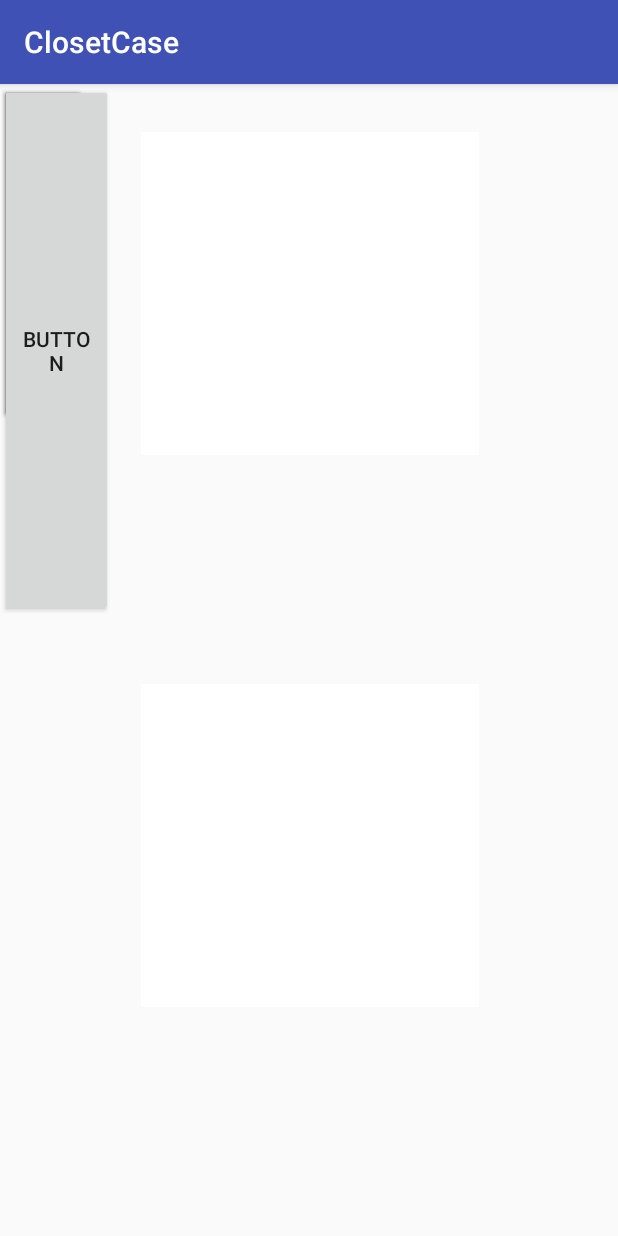
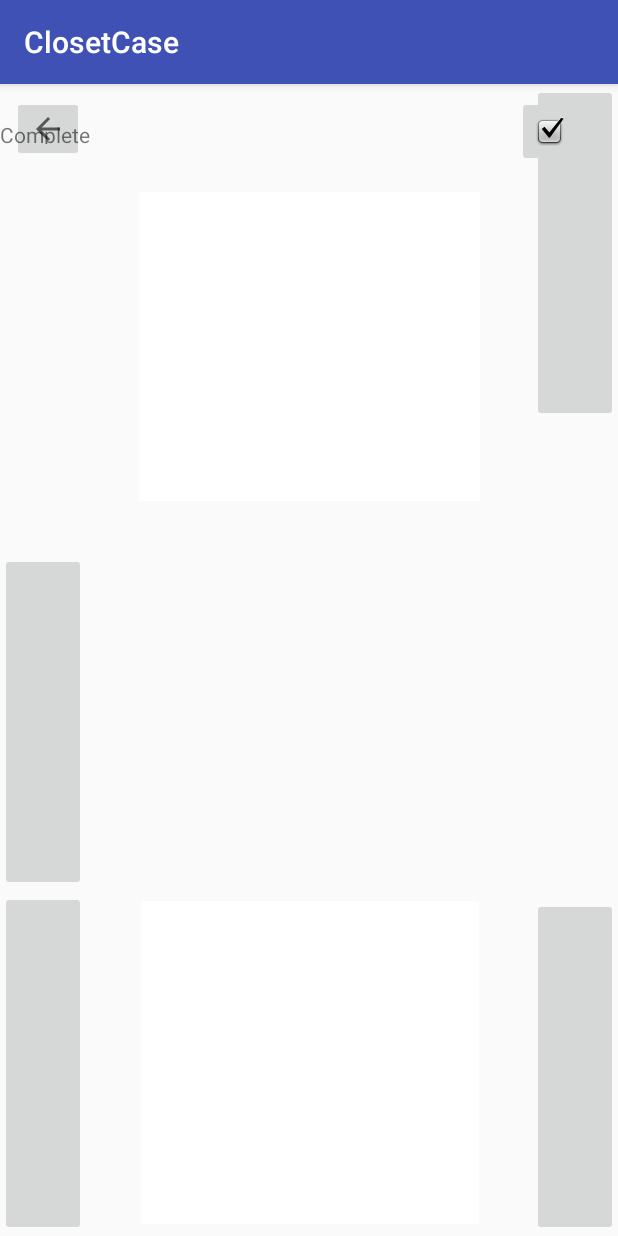
Before and after one commit to APaonessa/ClosetCase, an Android app: the OutfitScreen screen opened directly, with no data from a screen before it, on a phone screen of 412 x 824 dp. Run offline under Robolectric (Android 15) with nearby library versions, the light colour scheme and no system bars.

Commit message:
Add more buttons.

```diff
--- a/app/src/main/java/edu/pitt/cs/cs1635/amp224/closetcase/OutfitScreen.java
+++ b/app/src/main/java/edu/pitt/cs/cs1635/amp224/closetcase/OutfitScreen.java
@@ -3,13 +3,19 @@ package edu.pitt.cs.cs1635.amp224.closetcase;
 import android.support.v7.app.AppCompatActivity;
 import android.os.Bundle;
 import android.widget.Button;
+import android.widget.ImageButton;
+import android.widget.ImageView;
 
 public class OutfitScreen extends AppCompatActivity {
 
-    Button topLeft;
-    Button topRight;
-    Button bottomLeft;
-    Button bottomRight;
+    ImageButton topLeft;
+    ImageButton topRight;
+    ImageButton bottomLeft;
+    ImageButton bottomRight;
+    ImageButton up;
+    ImageButton complete;
+    ImageView topImage;
+    ImageView bottomImage;
 
     @Override
     protected void onCreate(Bundle savedInstanceState) {
@@ -20,6 +26,10 @@ public class OutfitScreen extends AppCompatActivity {
         topRight = findViewById(R.id.topRightArrow);
         bottomLeft = findViewById(R.id.bottomLeftArrow);
         bottomRight = findViewById(R.id.bottomRightArrow);
+        up = findViewById(R.id.UpButton);
+        complete = findViewById(R.id.CompleteButton);
+        topImage = findViewById(R.id.imageViewTop);
+        bottomImage = findViewById(R.id.imageViewBottom);
 
     }
 }
--- a/app/src/main/res/layout/activity_outfit_screen.xml
+++ b/app/src/main/res/layout/activity_outfit_screen.xml
@@ -7,37 +7,44 @@
     tools:context="edu.pitt.cs.cs1635.amp224.closetcase.OutfitScreen"
     tools:layout_editor_absoluteY="81dp">
 
-    <Button
+    <ImageButton
         android:id="@+id/topRightArrow"
         android:layout_width="57.5dp"
         android:layout_height="225dp"
+        android:layout_marginTop="4dp"
         android:text="@string/button"
-        tools:layout_editor_absoluteX="333dp"
-        tools:layout_editor_absoluteY="2dp" />
+        app:layout_constraintRight_toRightOf="parent"
+        app:layout_constraintTop_toBottomOf="@+id/imageButton2" />
 
-    <Button
+    <ImageButton
         android:id="@+id/topLeftArrow"
         android:layout_width="57.5dp"
         android:layout_height="225dp"
+        android:layout_marginTop="8dp"
         android:text="@string/button"
-        tools:layout_editor_absoluteX="0dp"
-        tools:layout_editor_absoluteY="2dp" />
+        app:layout_constraintBottom_toTopOf="@+id/bottomLeftArrow"
+        app:layout_constraintStart_toStartOf="parent"
+        app:layout_constraintTop_toBottomOf="@+id/imageButton"
+        app:layout_constraintVertical_bias="0.083" />
 
-    <Button
+    <ImageButton
         android:id="@+id/bottomRightArrow"
         android:layout_width="57.5dp"
         android:layout_height="225dp"
+        android:layout_marginTop="8dp"
         android:text="@string/button"
-        tools:layout_editor_absoluteX="333dp"
-        tools:layout_editor_absoluteY="247dp" />
+        app:layout_constraintBottom_toBottomOf="parent"
+        app:layout_constraintRight_toRightOf="parent"
+        app:layout_constraintTop_toBottomOf="@+id/topRightArrow"
+        app:layout_constraintVertical_bias="1.0" />
 
-    <Button
+    <ImageButton
         android:id="@+id/bottomLeftArrow"
-        android:layout_width="75dp"
-        android:layout_height="355dp"
+        android:layout_width="57dp"
+        android:layout_height="230dp"
         android:text="@string/button"
-        tools:layout_editor_absoluteX="0dp"
-        tools:layout_editor_absoluteY="140dp" />
+        app:layout_constraintBottom_toBottomOf="parent"
+        app:layout_constraintStart_toStartOf="parent" />
 
     <ImageView
         android:id="@+id/imageViewBottom"
@@ -45,22 +52,56 @@
         android:layout_height="215dp"
         android:layout_marginBottom="8dp"
         android:layout_marginTop="8dp"
+        android:contentDescription="@string/todo"
         app:layout_constraintBottom_toBottomOf="parent"
         app:layout_constraintHorizontal_bias="0.503"
         app:layout_constraintLeft_toLeftOf="parent"
         app:layout_constraintRight_toRightOf="parent"
         app:layout_constraintTop_toBottomOf="@+id/imageViewTop"
-        app:srcCompat="@android:color/background_light" android:contentDescription="@string/todo" />
+        app:layout_constraintVertical_bias="1.0"
+        app:srcCompat="@android:color/background_light" />
 
     <ImageView
         android:id="@+id/imageViewTop"
-        android:layout_width="225dp"
-        android:layout_height="215dp"
-        android:layout_marginTop="32dp"
+        android:layout_width="227dp"
+        android:layout_height="206dp"
+        android:layout_marginTop="72dp"
+        android:contentDescription="TODO"
         app:layout_constraintHorizontal_bias="0.503"
         app:layout_constraintLeft_toLeftOf="parent"
         app:layout_constraintRight_toRightOf="parent"
         app:layout_constraintTop_toTopOf="parent"
-        app:srcCompat="@android:color/background_light" android:contentDescription="TODO" />
+        app:srcCompat="@android:color/background_light" />
+
+    <ImageButton
+        android:id="@+id/UpButton"
+        android:layout_width="wrap_content"
+        android:layout_height="wrap_content"
+        android:layout_marginLeft="8dp"
+        android:layout_marginTop="8dp"
+        app:layout_constraintLeft_toLeftOf="parent"
+        app:layout_constraintStart_toStartOf="parent"
+        app:layout_constraintTop_toTopOf="parent"
+        app:srcCompat="?attr/homeAsUpIndicator" />
+
+    <ImageButton
+        android:id="@+id/CompleteButton"
+        android:layout_width="43dp"
+        android:layout_height="47dp"
+        android:layout_marginRight="24dp"
+        android:layout_marginTop="8dp"
+        app:layout_constraintRight_toRightOf="parent"
+        app:layout_constraintTop_toTopOf="parent"
+        app:srcCompat="@android:drawable/checkbox_on_background" />
+
+    <TextView
+        android:id="@+id/textView2"
+        android:layout_width="wrap_content"
+        android:layout_height="16dp"
+        android:layout_marginEnd="12dp"
+        android:layout_marginTop="24dp"
+        android:text="@string/Complete"
+        app:layout_constraintEnd_toStartOf="@+id/imageButton2"
+        app:layout_constraintTop_toTopOf="parent" />
 
 </android.support.constraint.ConstraintLayout>
--- a/app/src/main/res/values/strings.xml
+++ b/app/src/main/res/values/strings.xml
@@ -6,4 +6,5 @@
     <string name="manage_closet">Manage Closet</string>
     <string name="button">Button</string>
     <string name="todo">TODO</string>
+    <string name="Complete">Complete</string>
 </resources>
```
